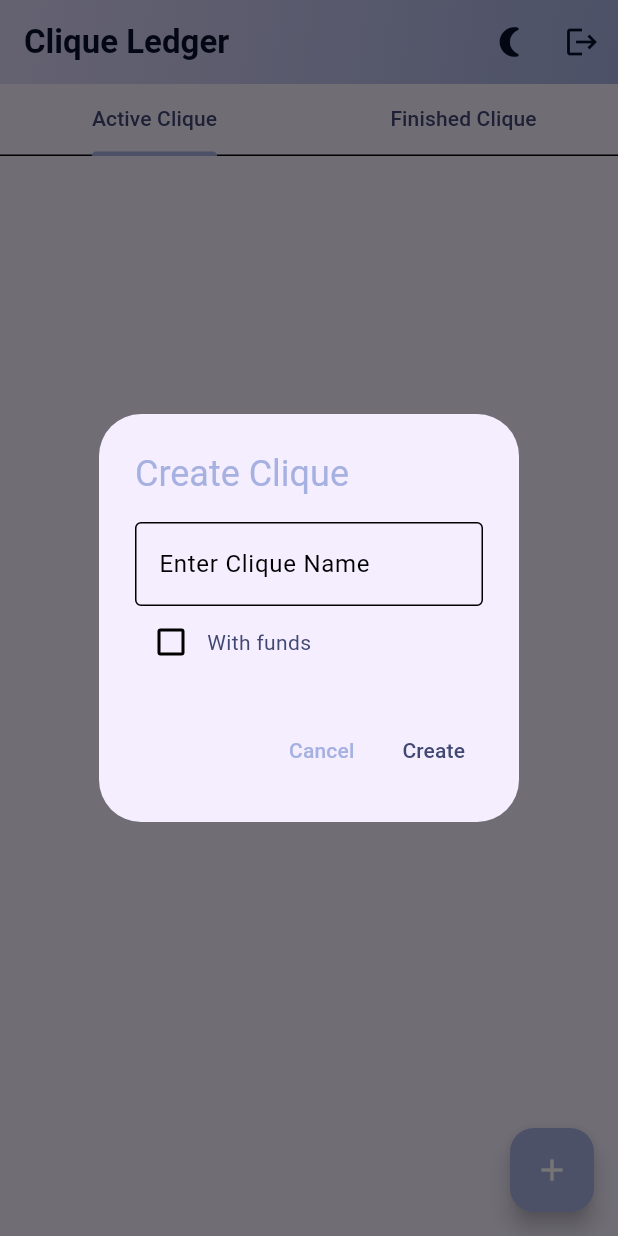
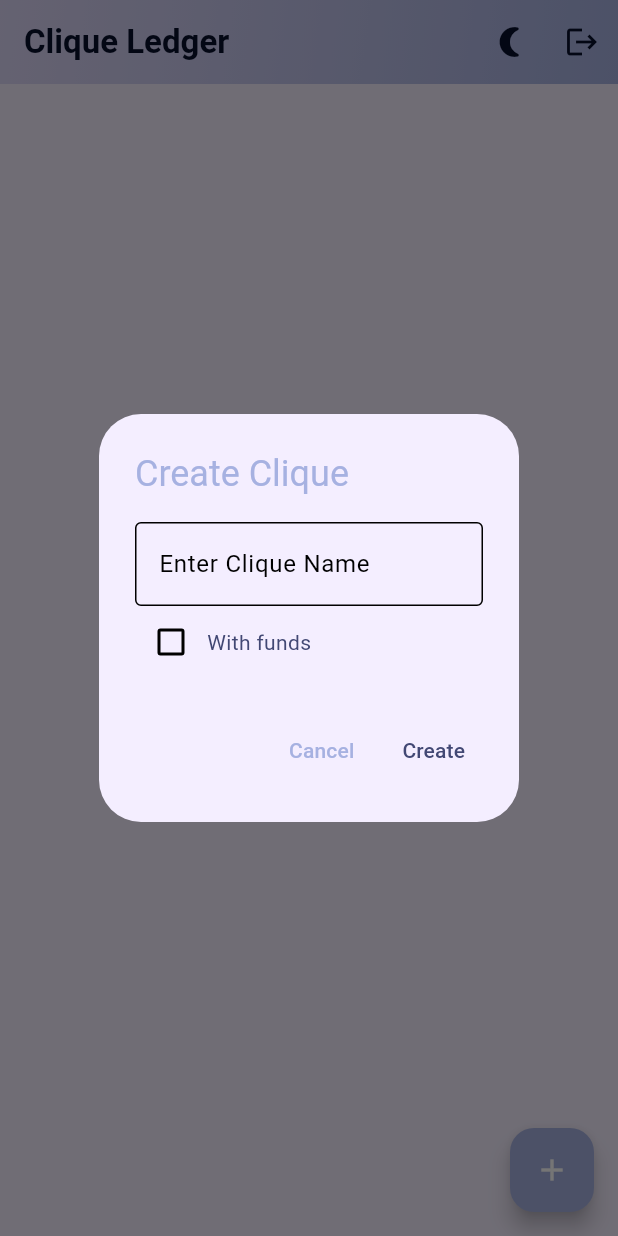
Before and after one commit to TheLocalhostLive/Clique-Ledger-Flutter, a Flutter app: the Dashboard screen opened by its route, after a tap on the "add" icon, on a phone screen of 412 x 824 dp. Run offline on Flutter 3.47's test engine with Material 3 defaults, Android fonts, the phone set to English and light mode, and no system bars; our stand-ins replace file_picker, flutter_secure_storage, go_router, google_fonts, image_picker, pinput and 1 more; missing offline and left inert: flutter_appauth; accounts and stored records are empty; network calls fail.

Commit message:
Removed All Tabs in Dashbord Fixes #18

```diff
--- a/cliqueledger/lib/pages/dashboard.dart
+++ b/cliqueledger/lib/pages/dashboard.dart
@@ -248,9 +248,7 @@ class _DashboardState extends State<Dashboard>
   Widget build(BuildContext context) {
     var themeProvider = Provider.of<ThemeProvider>(context);
     var theme = themeProvider.themeData;
-    return DefaultTabController(
-      length: 2,
-      child: Scaffold(
+    return Scaffold(
         appBar: AppBar(
           actions: <Widget>[
             IconButton(
@@ -292,26 +290,8 @@ class _DashboardState extends State<Dashboard>
         ),
         body: Column(
           children: [
-            TabBar(
-                indicatorColor: theme.colorScheme.secondary,
-                controller: _tabController,
-                tabs: [
-                  Tab(
-                    child: Text(
-                      "Active Clique",
-                      style: TextStyle(color: theme.colorScheme.tertiary),
-                    ),
-                  ),
-                  Tab(
-                    child: Text("Finished Clique",
-                        style: TextStyle(color: theme.colorScheme.tertiary)),
-                  )
-                ]),
             Expanded(
-              child: TabBarView(
-                controller: _tabController,
-                children: [
-                  isCliquesLoading
+              child:  isCliquesLoading
                       ? const Center(
                           child: CircularProgressIndicator(),
                         )
@@ -321,31 +301,16 @@ class _DashboardState extends State<Dashboard>
                             )
                           : LedgerTab(
                               cliqueList: cliqueListProvider.activeCliqueList),
-                  cliqueListProvider.finishedCliqueList.isEmpty
-                      ? const Center(
-                          child: Text("No Ledgers to Show"),
-                        )
-                      : LedgerTab(
-                          cliqueList: cliqueListProvider.finishedCliqueList)
-                ],
-              ),
             ),
           ],
         ),
-        floatingActionButton: IndexedStack(
-          index: _tabController.index,
-          children: [
-            FloatingActionButton(
+        floatingActionButton: FloatingActionButton(
               onPressed: () => _createClique(context),
               tooltip: 'Create Clique',
+              backgroundColor: theme.colorScheme.secondary,
               child: const Icon(Icons.add, color: Colors.white),
-              backgroundColor: theme.colorScheme.secondary,
             ),
-            Text("")
-          ],
-        ),
-      ),
-    );
+        );
   }
 }
 
```
